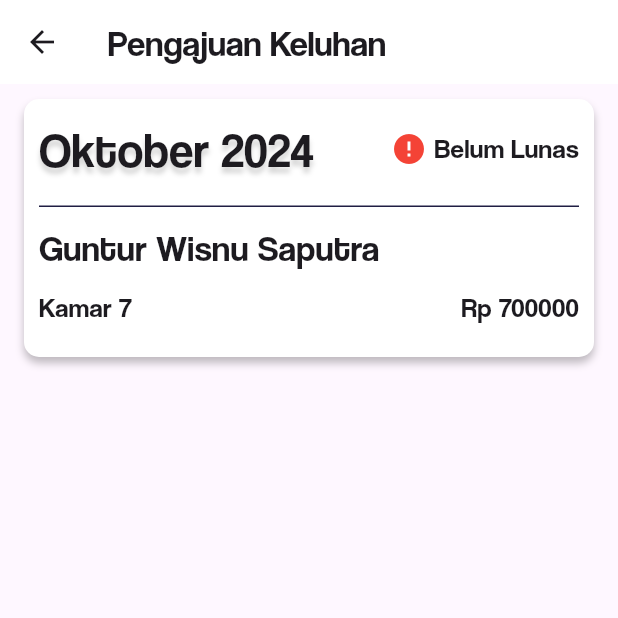
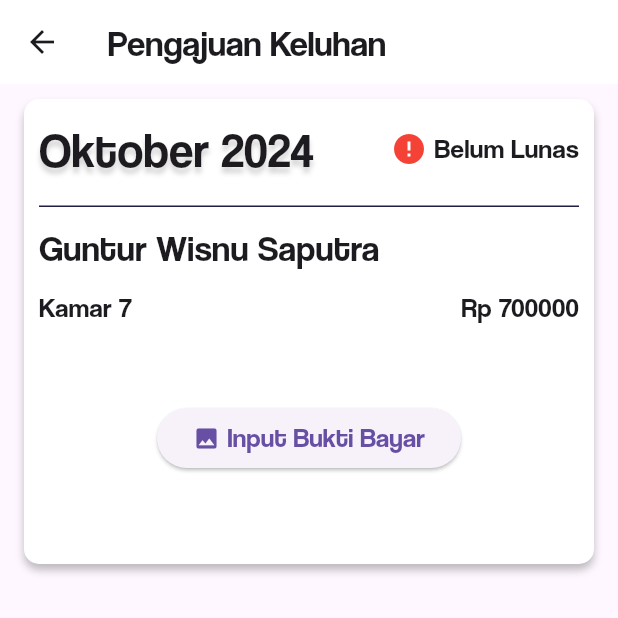
Before and after one commit to AndrewAriefRiyadi/PAPB, a Flutter app: the PembayaranDetailPage screen opened directly, on a phone screen of 412 x 824 dp, the top half of it. Run offline on Flutter 3.47's test engine with Material 3 defaults, Android fonts, the phone set to English and light mode, and no system bars; our stand-ins replace google_fonts; missing offline and left inert: image_input.

Commit message:
all user done

```diff
--- a/lib/pembayaran_detail_page.dart
+++ b/lib/pembayaran_detail_page.dart
@@ -111,10 +111,41 @@ class PembayaranDetailPage extends StatelessWidget {
                             style: AppTextStyles.small),
                       ],
                     ),
-                    const SizedBox(
-                      height: 10,
-                    ),
-
+                    Visibility(
+                      visible: status == 0,
+                        child: Column(
+                      children: [
+                        const SizedBox(
+                          height: 50,
+                        ),
+                        Row(
+                          mainAxisAlignment: MainAxisAlignment.center,
+                          children: [
+                            ElevatedButton(
+                              onPressed: () {},
+                              child: Row(
+                                mainAxisSize: MainAxisSize.min,
+                                crossAxisAlignment: CrossAxisAlignment.center,
+                                mainAxisAlignment: MainAxisAlignment.center,
+                                children: [
+                                  Icon(Icons.image),
+                                  SizedBox(
+                                    width: 5,
+                                  ),
+                                  Text(
+                                    'Input Bukti Bayar',
+                                    style: AppTextStyles.small,
+                                  )
+                                ],
+                              ),
+                            ),
+                          ],
+                        ),
+                        const SizedBox(
+                          height: 50,
+                        ),
+                      ],
+                    ))
                   ],
                 ),
               ),
```
Also changed, not shown: lib/pembayaran_card.dart (+3 -9 lines), lib/pembayaran_page.dart (+11 -13 lines).
